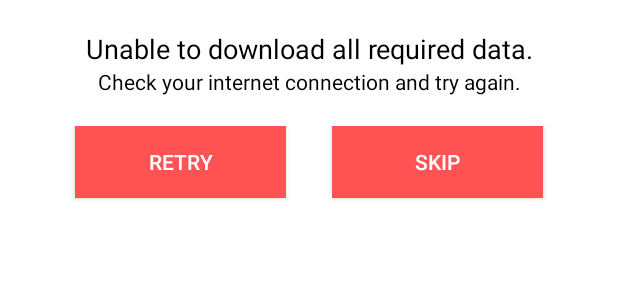
After one commit to amias-samir/Sudur-Paschhim-App, an Android app: the layout restart_download_popup.xml on its own in the app's theme, with its tools: preview values and no code run, on a phone screen of 412 x 824 dp. The commit adds this screen. Shown: the top 300 px of the screen. Run offline under Robolectric (Android 15) with nearby library versions, the light colour scheme and no system bars.

Commit message:
restart download

```diff
--- a/app/src/main/java/com/naxa/nepal/sudurpaschimanchal/activities/SplashScreenActivity.java
+++ b/app/src/main/java/com/naxa/nepal/sudurpaschimanchal/activities/SplashScreenActivity.java
@@ -1,6 +1,7 @@
 package com.naxa.nepal.sudurpaschimanchal.activities;
 
 import android.app.Activity;
+import android.app.Dialog;
 import android.content.Context;
 import android.content.Intent;
 import android.content.SharedPreferences;
@@ -10,11 +11,13 @@ import android.net.NetworkInfo;
 import android.net.Uri;
 import android.os.AsyncTask;
 import android.os.Bundle;
-import android.os.Handler;
+import android.util.DisplayMetrics;
 import android.util.Log;
 import android.view.View;
 import android.view.animation.Animation;
 import android.view.animation.AnimationUtils;
+import android.widget.Button;
+import android.widget.LinearLayout;
 import android.widget.ProgressBar;
 import android.widget.RelativeLayout;
 import android.widget.TextView;
@@ -39,6 +42,7 @@ import java.net.URL;
 
 import javax.net.ssl.HttpsURLConnection;
 
+
 /**
  * Created by Susan on 5/31/2016.
  */
@@ -51,6 +55,8 @@ public class SplashScreenActivity extends Activity {
     private ProgressBar firstBar = null;
     private ProgressBar secondBar = null;
     private int downloadCount = 0;
+
+    Context context = this;
 
     //    ===============================================================================================================//
 //  ============================  About FWDC =================================== //
@@ -289,6 +295,8 @@ public class SplashScreenActivity extends Activity {
 
     }
 
+
+
     //About fwdc dev
     public class FWDCDEVApiCall extends AsyncTask<String, Void, String> {
         JSONArray data = null;
@@ -353,6 +361,9 @@ public class SplashScreenActivity extends Activity {
                 firstBar.setSecondaryProgress(downloadCount + 1);
 
             }
+//            else {
+//                restartActivity();
+//            }
 
         }
 
@@ -1245,6 +1256,8 @@ public class SplashScreenActivity extends Activity {
 
                 Log.e("ProgressBar", "end " + downloadCount);
 
+            }else {
+                restartActivity();
             }
 
         }
@@ -1304,4 +1317,39 @@ public class SplashScreenActivity extends Activity {
         }
     }
 
+    public void restartActivity(){
+        DisplayMetrics metrics = context.getResources().getDisplayMetrics();
+        int width = metrics.widthPixels;
+        int height = metrics.heightPixels;
+
+            final Dialog showDialog = new Dialog(context);
+            showDialog.setContentView(R.layout.restart_download_popup);
+            final Button yes = (Button) showDialog.findViewById(R.id.buttonYes);
+            final Button no = (Button) showDialog.findViewById(R.id.buttonNo);
+
+            showDialog.setTitle("Connection Error");
+            showDialog.setCancelable(false);
+            showDialog.show();
+            showDialog.getWindow().setLayout((6 * width) / 7, LinearLayout.LayoutParams.WRAP_CONTENT);
+
+            yes.setOnClickListener(new View.OnClickListener() {
+                @Override
+                public void onClick(View v) {
+                    showDialog.dismiss();
+                    Intent intent = new Intent(SplashScreenActivity.this, SplashScreenActivity.class);
+                    startActivity(intent);
+//                                finish();
+                }
+            });
+
+            no.setOnClickListener(new View.OnClickListener() {
+                @Override
+                public void onClick(View v) {
+                    showDialog.dismiss();
+                    Intent intent = new Intent(SplashScreenActivity.this, MainActivity.class);
+                    startActivity(intent);
+                }
+            });
+        }
+
 }
--- /dev/null
+++ b/app/src/main/res/layout/restart_download_popup.xml
@@ -0,0 +1,69 @@
+<?xml version="1.0" encoding="utf-8"?>
+<LinearLayout xmlns:android="http://schemas.android.com/apk/res/android"
+    android:orientation="vertical"
+    android:layout_width="match_parent"
+    android:layout_height="match_parent"
+    android:background="#ffffff">
+
+    <TextView
+        android:layout_width="wrap_content"
+        android:layout_height="wrap_content"
+        android:textAppearance="?android:attr/textAppearanceMedium"
+        android:paddingTop="20dp"
+        android:paddingLeft="20dp"
+        android:paddingRight="20dp"
+        android:textColor="#000000"
+        android:text="Unable to download all required data."
+        android:id="@+id/textView"
+        android:gravity="center"
+        android:layout_gravity="center_horizontal" />
+
+    <TextView
+        android:layout_width="wrap_content"
+        android:layout_height="wrap_content"
+        android:textAppearance="?android:attr/textAppearanceSmall"
+        android:paddingBottom="20dp"
+        android:paddingLeft="20dp"
+        android:paddingRight="20dp"
+        android:textColor="#000000"
+        android:text="Check your internet connection and try again."
+        android:id="@+id/textView1"
+        android:gravity="center"
+        android:layout_gravity="center_horizontal" />
+
+    <LinearLayout
+        android:layout_width="match_parent"
+        android:layout_height="70dp"
+        android:orientation="horizontal">
+
+        <Button
+            android:layout_width="wrap_content"
+            android:layout_height="wrap_content"
+            android:text="Retry"
+            android:id="@+id/buttonYes"
+            android:textColor="#ffffff"
+            android:layout_marginLeft="50dp"
+            android:layout_marginRight="15dp"
+            android:background="@color/accent"
+            android:layout_weight="1"
+            android:layout_alignParentTop="true"
+            android:layout_alignParentLeft="true"
+            android:layout_alignParentStart="true" />
+
+        <Button
+            android:layout_width="wrap_content"
+            android:layout_height="wrap_content"
+            android:text="Skip"
+            android:textColor="#ffffff"
+            android:id="@+id/buttonNo"
+            android:background="@color/accent"
+            android:layout_weight="1"
+            android:layout_marginRight="50dp"
+            android:layout_marginLeft="15dp"
+            android:layout_alignParentTop="true"
+            android:layout_alignParentRight="true"
+            android:layout_alignParentEnd="true" />
+
+    </LinearLayout>
+
+</LinearLayout>
--- a/app/src/main/res/layout/splash_activity.xml
+++ b/app/src/main/res/layout/splash_activity.xml
@@ -141,4 +141,5 @@
     </RelativeLayout>
 
 
+
 </RelativeLayout>
```
